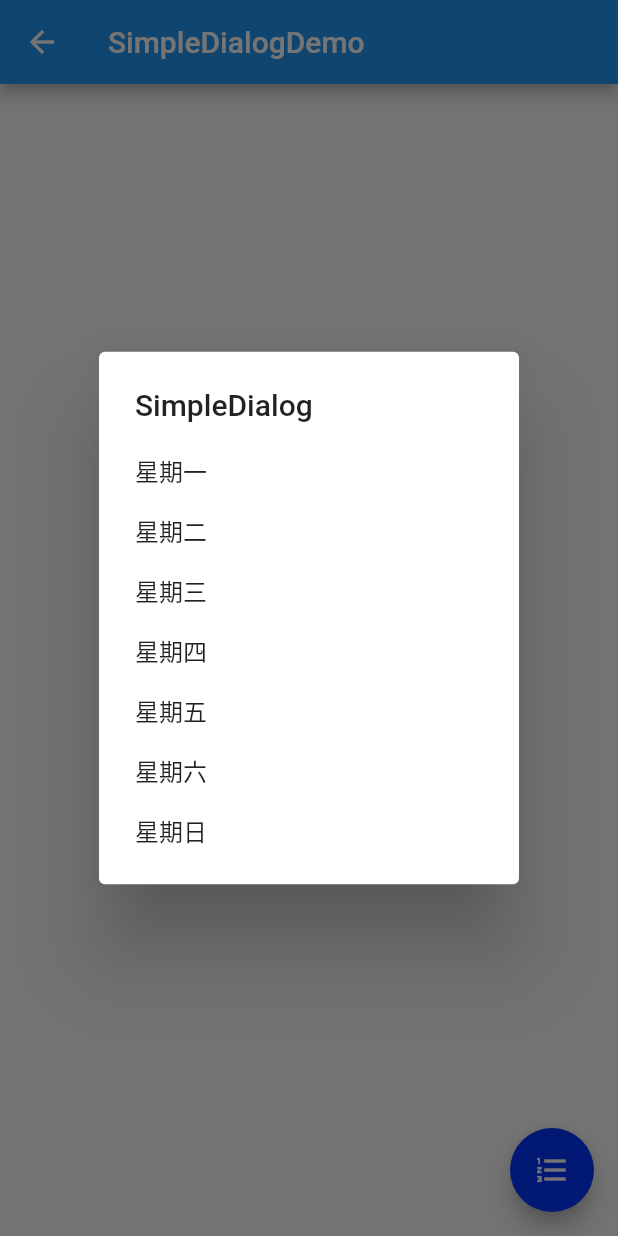
After one commit to flyingfishsq/ProjectRepository, a Flutter app: the SimpleDialogDemo screen opened directly, after a tap on the "format list numbered" icon, on a phone screen of 412 x 824 dp. The commit adds this screen. Run offline on Flutter 3.47's test engine with Material 2 defaults, Android fonts, the phone set to English and light mode, and no system bars.

Commit message:
各种对话框

```diff
--- /dev/null
+++ b/F_Demo_1/lib/demo/simple_dialog_demo.dart
@@ -0,0 +1,143 @@
+import 'package:flutter/material.dart';
+
+//返回值是个枚举
+enum Option {
+  A,
+  B,
+  C,
+  D,
+  E,
+  F,
+  G,
+}
+
+class SimpleDialogDemo extends StatefulWidget {
+  SimpleDialogDemo({Key key}) : super(key: key);
+
+  @override
+  _SimpleDialogDemoState createState() => _SimpleDialogDemoState();
+}
+
+class _SimpleDialogDemoState extends State<SimpleDialogDemo> {
+  String _choice = 'Nothing';
+
+  Future _showSimpleDialog() async {
+    final option = await showDialog(
+        context: context,
+        builder: (BuildContext context) {
+          return SimpleDialog(
+            title: Text('SimpleDialog'),
+            children: [
+              SimpleDialogOption(
+                child: Text('星期一'),
+                onPressed: () {
+                  //返回（dialog消失）
+                  Navigator.pop(context, Option.A);
+                },
+              ),
+              SimpleDialogOption(
+                child: Text('星期二'),
+                onPressed: () {
+                  Navigator.pop(context, Option.B);
+                },
+              ),
+              SimpleDialogOption(
+                child: Text('星期三'),
+                onPressed: () {
+                  Navigator.pop(context, Option.C);
+                },
+              ),
+              SimpleDialogOption(
+                child: Text('星期四'),
+                onPressed: () {
+                  Navigator.pop(context, Option.D);
+                },
+              ),
+              SimpleDialogOption(
+                child: Text('星期五'),
+                onPressed: () {
+                  Navigator.pop(context, Option.E);
+                },
+              ),
+              SimpleDialogOption(
+                child: Text('星期六'),
+                onPressed: () {
+                  Navigator.pop(context, Option.F);
+                },
+              ),
+              SimpleDialogOption(
+                child: Text('星期日'),
+                onPressed: () {
+                  Navigator.pop(context, Option.G);
+                },
+              ),
+            ],
+          );
+        });
+
+    switch (option) {
+      case Option.A:
+        setState(() {
+          _choice = '星期一';
+        });
+        break;
+      case Option.B:
+        setState(() {
+          _choice = '星期二';
+        });
+        break;
+      case Option.C:
+        setState(() {
+          _choice = '星期三';
+        });
+        break;
+      case Option.D:
+        setState(() {
+          _choice = '星期四';
+        });
+        break;
+      case Option.E:
+        setState(() {
+          _choice = '星期五';
+        });
+        break;
+      case Option.F:
+        setState(() {
+          _choice = '星期六';
+        });
+        break;
+      case Option.G:
+        setState(() {
+          _choice = '星期日';
+        });
+        break;
+      default:
+    }
+  }
+
+  @override
+  Widget build(BuildContext context) {
+    return Scaffold(
+      appBar: AppBar(
+        title: Text('SimpleDialogDemo'),
+      ),
+      body: Container(
+        padding: EdgeInsets.all(16.0),
+        child: Column(
+          mainAxisAlignment: MainAxisAlignment.center,
+          children: [
+            Text('你选择的是$_choice'),
+            Row(
+              mainAxisAlignment: MainAxisAlignment.center,
+              children: [],
+            ),
+          ],
+        ),
+      ),
+      floatingActionButton: FloatingActionButton(
+        child: Icon(Icons.format_list_numbered),
+        onPressed: _showSimpleDialog,
+      ),
+    );
+  }
+}
```
Also changed, not shown: F_Demo_1/lib/demo/alert_dialog_demo.dart (added, +83 -0 lines), F_Demo_1/lib/demo/bottom_sheet_demo.dart (added, +123 -0 lines), F_Demo_1/lib/demo/material_components.dart (+25 -5 lines), F_Demo_1/lib/demo/snack_bar_demo.dart (added, +55 -0 lines), 1 other file.
